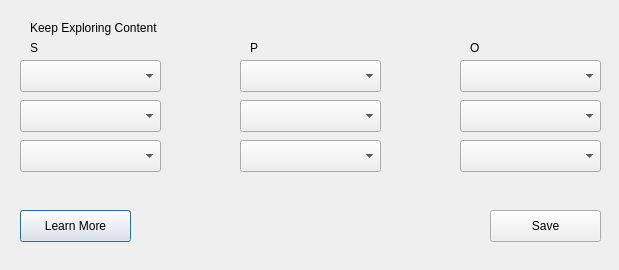
KnowWhereGraph/geoenrichment-qgis, file kwg_geoenrichment/kwg_plugin_enrichment_dialog_base.ui: the form before one commit.
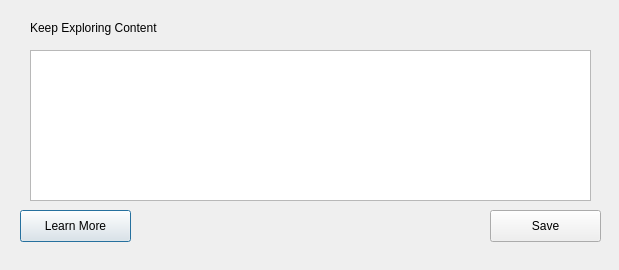
The form after the commit.

Commit message:
Navigating to dynamic table widget for explore graph
Navigating to dynamic table widget for explore graph

The edit to the form file:
```diff
--- a/kwg_geoenrichment/kwg_plugin_enrichment_dialog_base.ui
+++ b/kwg_geoenrichment/kwg_plugin_enrichment_dialog_base.ui
@@ -39,75 +39,6 @@
     <string>Learn More</string>
    </property>
   </widget>
-  <widget class="QComboBox" name="comboBox_S0">
-   <property name="geometry">
-    <rect>
-     <x>20</x>
-     <y>60</y>
-     <width>141</width>
-     <height>32</height>
-    </rect>
-   </property>
-  </widget>
-  <widget class="QComboBox" name="comboBox_P0">
-   <property name="geometry">
-    <rect>
-     <x>240</x>
-     <y>60</y>
-     <width>141</width>
-     <height>32</height>
-    </rect>
-   </property>
-  </widget>
-  <widget class="QComboBox" name="comboBox_O0">
-   <property name="geometry">
-    <rect>
-     <x>460</x>
-     <y>60</y>
-     <width>141</width>
-     <height>32</height>
-    </rect>
-   </property>
-  </widget>
-  <widget class="QLabel" name="label_S0">
-   <property name="geometry">
-    <rect>
-     <x>30</x>
-     <y>40</y>
-     <width>21</width>
-     <height>16</height>
-    </rect>
-   </property>
-   <property name="text">
-    <string>S</string>
-   </property>
-  </widget>
-  <widget class="QLabel" name="label_P0">
-   <property name="geometry">
-    <rect>
-     <x>250</x>
-     <y>40</y>
-     <width>21</width>
-     <height>16</height>
-    </rect>
-   </property>
-   <property name="text">
-    <string>P</string>
-   </property>
-  </widget>
-  <widget class="QLabel" name="label_O0">
-   <property name="geometry">
-    <rect>
-     <x>470</x>
-     <y>40</y>
-     <width>21</width>
-     <height>16</height>
-    </rect>
-   </property>
-   <property name="text">
-    <string>O</string>
-   </property>
-  </widget>
   <widget class="QPushButton" name="pushButton_save">
    <property name="geometry">
     <rect>
@@ -121,63 +52,13 @@
     <string>Save</string>
    </property>
   </widget>
-  <widget class="QComboBox" name="comboBox_S1">
+  <widget class="QTableWidget" name="tableWidget">
    <property name="geometry">
     <rect>
-     <x>20</x>
-     <y>100</y>
-     <width>141</width>
-     <height>32</height>
-    </rect>
-   </property>
-  </widget>
-  <widget class="QComboBox" name="comboBox_P1">
-   <property name="geometry">
-    <rect>
-     <x>240</x>
-     <y>100</y>
-     <width>141</width>
-     <height>32</height>
-    </rect>
-   </property>
-  </widget>
-  <widget class="QComboBox" name="comboBox_O1">
-   <property name="geometry">
-    <rect>
-     <x>460</x>
-     <y>100</y>
-     <width>141</width>
-     <height>32</height>
-    </rect>
-   </property>
-  </widget>
-  <widget class="QComboBox" name="comboBox_S2">
-   <property name="geometry">
-    <rect>
-     <x>20</x>
-     <y>140</y>
-     <width>141</width>
-     <height>32</height>
-    </rect>
-   </property>
-  </widget>
-  <widget class="QComboBox" name="comboBox_P2">
-   <property name="geometry">
-    <rect>
-     <x>240</x>
-     <y>140</y>
-     <width>141</width>
-     <height>32</height>
-    </rect>
-   </property>
-  </widget>
-  <widget class="QComboBox" name="comboBox_O2">
-   <property name="geometry">
-    <rect>
-     <x>460</x>
-     <y>140</y>
-     <width>141</width>
-     <height>32</height>
+     <x>30</x>
+     <y>50</y>
+     <width>561</width>
+     <height>151</height>
     </rect>
    </property>
   </widget>
```
The commit also changes 2 other files.
